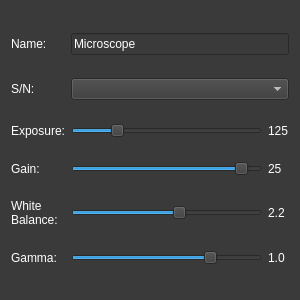
Qt form ui/settingPopUpMenu.ui (AllenNeuralDynamics/parallax) before a commit.
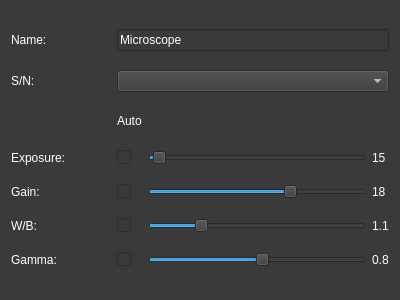
The same form after that commit.

Commit message: Add checked box for Manual/Auto function in camera setting control.

Diff of the .ui file:
```diff
--- a/ui/settingPopUpMenu.ui
+++ b/ui/settingPopUpMenu.ui
@@ -6,19 +6,19 @@
    <rect>
     <x>0</x>
     <y>0</y>
-    <width>300</width>
+    <width>400</width>
     <height>300</height>
    </rect>
   </property>
   <property name="minimumSize">
    <size>
-    <width>300</width>
+    <width>400</width>
     <height>200</height>
    </size>
   </property>
   <property name="maximumSize">
    <size>
-    <width>300</width>
+    <width>400</width>
     <height>300</height>
    </size>
   </property>
@@ -36,68 +36,41 @@
    <property name="verticalSpacing">
     <number>1</number>
    </property>
-   <item row="3" column="1">
-    <widget class="QSlider" name="gainSlider">
-     <property name="maximum">
-      <number>27</number>
+   <item row="6" column="1">
+    <widget class="QCheckBox" name="gammaAuto">
+     <property name="enabled">
+      <bool>true</bool>
      </property>
-     <property name="value">
-      <number>25</number>
+     <property name="text">
+      <string/>
      </property>
-     <property name="orientation">
-      <enum>Qt::Horizontal</enum>
+     <property name="checked">
+      <bool>false</bool>
+     </property>
+    </widget>
+   </item>
+   <item row="2" column="1">
+    <widget class="QLabel" name="autoLabel">
+     <property name="maximumSize">
+      <size>
+       <width>16777215</width>
+       <height>20</height>
+      </size>
+     </property>
+     <property name="font">
+      <font>
+       <pointsize>9</pointsize>
+       <weight>50</weight>
+       <italic>false</italic>
+       <bold>false</bold>
+      </font>
+     </property>
+     <property name="text">
+      <string>Auto</string>
      </property>
     </widget>
    </item>
    <item row="5" column="0">
-    <widget class="QLabel" name="gammaLabel">
-     <property name="text">
-      <string>Gamma:</string>
-     </property>
-    </widget>
-   </item>
-   <item row="1" column="0">
-    <widget class="QLabel" name="snLabel">
-     <property name="text">
-      <string>S/N:</string>
-     </property>
-    </widget>
-   </item>
-   <item row="0" column="1" colspan="2">
-    <widget class="QLineEdit" name="customName">
-     <property name="text">
-      <string>Microscope</string>
-     </property>
-    </widget>
-   </item>
-   <item row="3" column="2">
-    <widget class="QLabel" name="gainNum">
-     <property name="text">
-      <string>25</string>
-     </property>
-     <property name="textFormat">
-      <enum>Qt::PlainText</enum>
-     </property>
-    </widget>
-   </item>
-   <item row="2" column="2">
-    <widget class="QLabel" name="expNum">
-     <property name="text">
-      <string>125</string>
-     </property>
-     <property name="textFormat">
-      <enum>Qt::PlainText</enum>
-     </property>
-    </widget>
-   </item>
-   <item row="5" column="2">
-    <widget class="QLabel" name="gammaNum">
-     <property name="text">
-      <string>1.0</string>
-     </property>
-    </widget>
-   </item>
-   <item row="4" column="0">
     <widget class="QLabel" name="wbLabel">
      <property name="maximumSize">
       <size>
@@ -114,33 +87,76 @@
       </font>
      </property>
      <property name="text">
-      <string>White Balance:</string>
+      <string>W/B:</string>
      </property>
      <property name="wordWrap">
       <bool>true</bool>
      </property>
     </widget>
    </item>
-   <item row="2" column="1">
-    <widget class="QSlider" name="expSlider">
-     <property name="minimum">
-      <number>90</number>
+   <item row="5" column="3">
+    <widget class="QLabel" name="wbNum">
+     <property name="text">
+      <string>1.1</string>
      </property>
-     <property name="maximum">
-      <number>250</number>
+    </widget>
+   </item>
+   <item row="4" column="1">
+    <widget class="QCheckBox" name="gainAuto">
+     <property name="enabled">
+      <bool>true</bool>
      </property>
-     <property name="value">
-      <number>125</number>
+     <property name="text">
+      <string/>
      </property>
-     <property name="orientation">
-      <enum>Qt::Horizontal</enum>
+     <property name="checked">
+      <bool>false</bool>
      </property>
     </widget>
    </item>
    <item row="5" column="1">
+    <widget class="QCheckBox" name="wbAuto">
+     <property name="enabled">
+      <bool>true</bool>
+     </property>
+     <property name="text">
+      <string/>
+     </property>
+     <property name="checked">
+      <bool>false</bool>
+     </property>
+    </widget>
+   </item>
+   <item row="6" column="0">
+    <widget class="QLabel" name="gammaLabel">
+     <property name="text">
+      <string>Gamma:</string>
+     </property>
+    </widget>
+   </item>
+   <item row="5" column="2">
+    <widget class="QSlider" name="wbSlider">
+     <property name="minimum">
+      <number>25</number>
+     </property>
+     <property name="maximum">
+      <number>400</number>
+     </property>
+     <property name="value">
+      <number>110</number>
+     </property>
+     <property name="sliderPosition">
+      <number>110</number>
+     </property>
+     <property name="orientation">
+      <enum>Qt::Horizontal</enum>
+     </property>
+    </widget>
+   </item>
+   <item row="6" column="2">
     <widget class="QSlider" name="gammaSlider">
      <property name="minimum">
-      <number>25</number>
+      <number>30</number>
      </property>
      <property name="maximum">
       <number>125</number>
@@ -149,29 +165,41 @@
       <number>1</number>
      </property>
      <property name="value">
-      <number>100</number>
+      <number>80</number>
      </property>
      <property name="orientation">
       <enum>Qt::Horizontal</enum>
      </property>
     </widget>
    </item>
-   <item row="4" column="2">
-    <widget class="QLabel" name="wbNum">
-     <property name="text">
-      <string>2.2</string>
-     </property>
-    </widget>
-   </item>
-   <item row="2" column="0">
+   <item row="3" column="0">
     <widget class="QLabel" name="expLabel">
      <property name="text">
       <string>Exposure:</string>
      </property>
     </widget>
    </item>
+   <item row="4" column="2">
+    <widget class="QSlider" name="gainSlider">
+     <property name="maximum">
+      <number>27</number>
+     </property>
+     <property name="value">
+      <number>18</number>
+     </property>
+     <property name="orientation">
+      <enum>Qt::Horizontal</enum>
+     </property>
+    </widget>
+   </item>
    <item row="0" column="0">
     <widget class="QLabel" name="nameLabel">
+     <property name="minimumSize">
+      <size>
+       <width>100</width>
+       <height>0</height>
+      </size>
+     </property>
      <property name="maximumSize">
       <size>
        <width>16777215</width>
@@ -183,31 +211,103 @@
      </property>
     </widget>
    </item>
-   <item row="4" column="1">
-    <widget class="QSlider" name="wbSlider">
+   <item row="1" column="1" colspan="3">
+    <widget class="QComboBox" name="snComboBox"/>
+   </item>
+   <item row="0" column="1" colspan="3">
+    <widget class="QLineEdit" name="customName">
+     <property name="minimumSize">
+      <size>
+       <width>100</width>
+       <height>0</height>
+      </size>
+     </property>
+     <property name="text">
+      <string>Microscope</string>
+     </property>
+    </widget>
+   </item>
+   <item row="3" column="2">
+    <widget class="QSlider" name="expSlider">
+     <property name="minimumSize">
+      <size>
+       <width>0</width>
+       <height>0</height>
+      </size>
+     </property>
      <property name="minimum">
-      <number>180</number>
+      <number>10</number>
      </property>
      <property name="maximum">
       <number>250</number>
      </property>
      <property name="value">
-      <number>220</number>
+      <number>15</number>
      </property>
      <property name="orientation">
       <enum>Qt::Horizontal</enum>
      </property>
     </widget>
    </item>
-   <item row="3" column="0">
+   <item row="4" column="0">
     <widget class="QLabel" name="gainLabel">
      <property name="text">
       <string>Gain:</string>
      </property>
     </widget>
    </item>
-   <item row="1" column="1" colspan="2">
-    <widget class="QComboBox" name="snComboBox"/>
+   <item row="3" column="3">
+    <widget class="QLabel" name="expNum">
+     <property name="text">
+      <string>15</string>
+     </property>
+     <property name="textFormat">
+      <enum>Qt::PlainText</enum>
+     </property>
+    </widget>
+   </item>
+   <item row="1" column="0">
+    <widget class="QLabel" name="snLabel">
+     <property name="text">
+      <string>S/N:</string>
+     </property>
+    </widget>
+   </item>
+   <item row="4" column="3">
+    <widget class="QLabel" name="gainNum">
+     <property name="text">
+      <string>18</string>
+     </property>
+     <property name="textFormat">
+      <enum>Qt::PlainText</enum>
+     </property>
+    </widget>
+   </item>
+   <item row="6" column="3">
+    <widget class="QLabel" name="gammaNum">
+     <property name="text">
+      <string>0.8</string>
+     </property>
+    </widget>
+   </item>
+   <item row="3" column="1">
+    <widget class="QCheckBox" name="expAuto">
+     <property name="enabled">
+      <bool>true</bool>
+     </property>
+     <property name="text">
+      <string/>
+     </property>
+     <property name="iconSize">
+      <size>
+       <width>20</width>
+       <height>20</height>
+      </size>
+     </property>
+     <property name="checked">
+      <bool>false</bool>
+     </property>
+    </widget>
    </item>
   </layout>
  </widget>
```
The commit also changes 1 other file.
